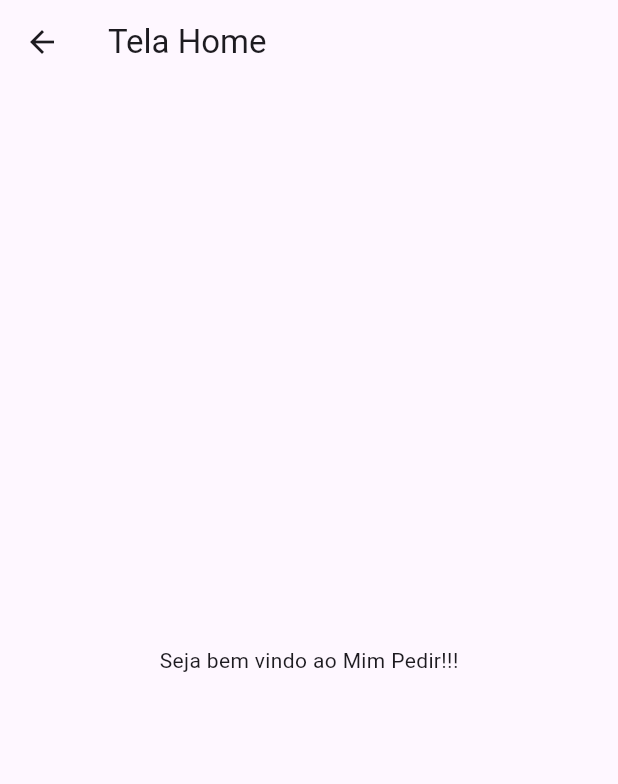
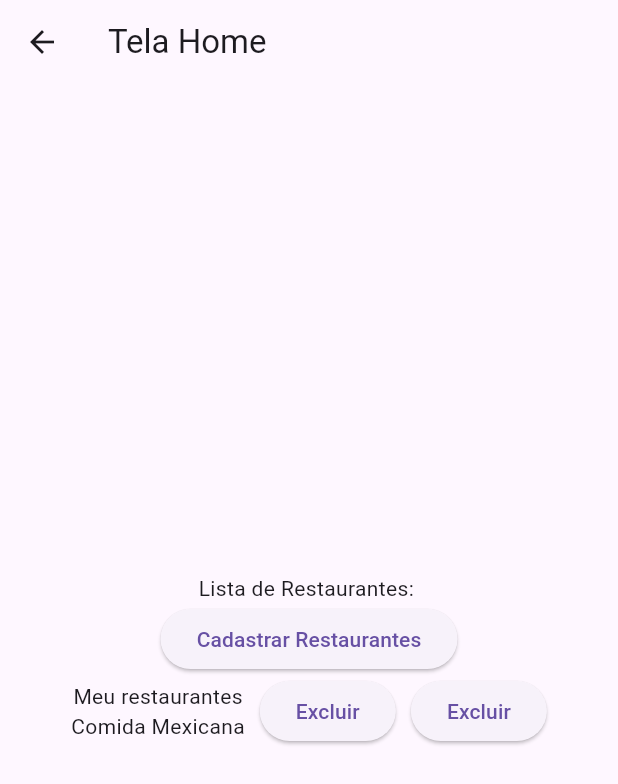
Before and after one commit to Ajesusdecarvalho/mimpedir, a Flutter app: the TelaHome screen opened directly, on a phone screen of 412 x 824 dp. Shown: the top 784 px of the screen. Run offline on Flutter 3.47's test engine with Material 3 defaults, Android fonts, the phone set to English and light mode, and no system bars; our stand-ins replace sqflite; accounts and stored records are empty.

Commit message:
Complementando tela de home e criando tela de cadastro do restaurante

```diff
--- a/lib/tela_home.dart
+++ b/lib/tela_home.dart
@@ -1,4 +1,5 @@
 import 'package:flutter/material.dart';
+import 'package:mimpedir/tela_cad_restaurante.dart';
 
 class TelaHome extends StatelessWidget{
   TelaHome({super.key});
@@ -7,8 +8,33 @@ class TelaHome extends StatelessWidget{
   Widget build(BuildContext context){
     return Scaffold(
       appBar: AppBar(title: const Text('Tela Home')),
-      body: Center(
-        child: Text('Seja bem vindo ao Mim Pedir!!!'),
+      body: Padding(padding: const EdgeInsets.all(20),
+        child: Column(
+          mainAxisAlignment: MainAxisAlignment.center,
+          children: [
+            Text("Lista de Restaurantes: "),
+            ElevatedButton(onPressed:() {
+              Navigator.push(context,MaterialPageRoute(builder: (context) => TelaCadRestaurante()));
+            }, child: Text("Cadastrar Restaurantes")),
+
+            Row(
+              mainAxisAlignment: MainAxisAlignment.center,
+              children:
+              [
+                Column(
+                children: [
+                    Text("Meu restaurantes"),
+                    Text("Comida Mexicana")
+                 ],
+                ),
+                SizedBox(width: 10),
+                ElevatedButton(onPressed: (){}, child: Text ("Excluir")),
+                SizedBox(width: 10),
+                ElevatedButton(onPressed: (){}, child: Text ("Excluir")),
+              ],
+            ),
+          ],
+        ),
       ),
     );
   }
```
Also changed, not shown: lib/tela_cad_restaurante.dart (added, +49 -0 lines), lib/tela_login.dart (+3 -4 lines).
